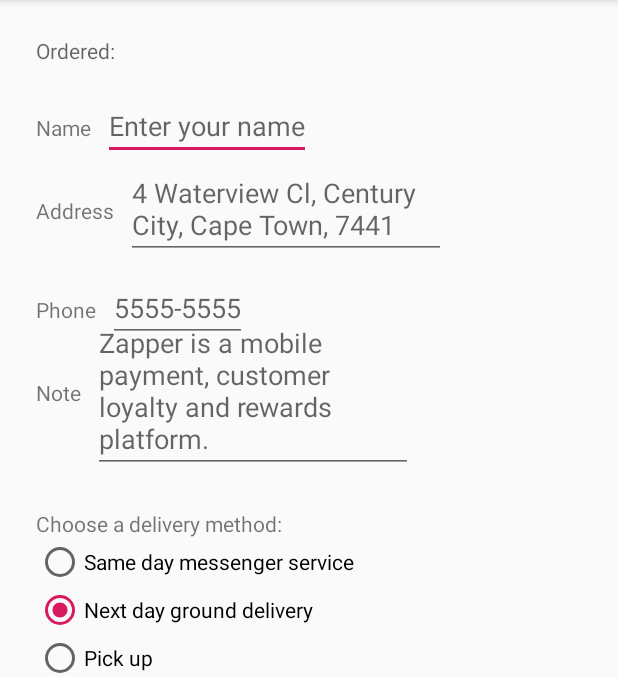
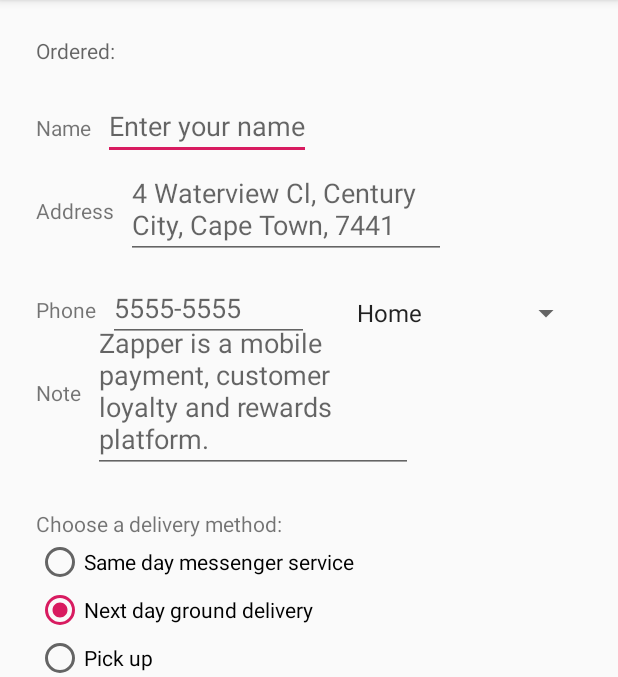
Before and after one commit to Bulana/Android-fundamentals-04.1-Clickable-images, an Android app: the OrderActivity screen opened directly, with no data from a screen before it, on a phone screen of 412 x 824 dp, the part 84-761 px from its top. Run offline under Robolectric (Android 15) with nearby library versions, the phone set to English and light mode, and no system bars.

Commit message:
minor changes

```diff
--- a/DroidDesserts/app/src/main/java/com/bulana/droiddesserts/OrderActivity.java
+++ b/DroidDesserts/app/src/main/java/com/bulana/droiddesserts/OrderActivity.java
@@ -4,11 +4,14 @@ import android.content.Intent;
 import android.os.Bundle;
 import android.support.v7.app.AppCompatActivity;
 import android.view.View;
+import android.widget.ArrayAdapter;
 import android.widget.RadioButton;
+import android.widget.Spinner;
 import android.widget.TextView;
 import android.widget.Toast;
+import android.widget.AdapterView;
 
-public class OrderActivity extends AppCompatActivity {
+public class OrderActivity extends AppCompatActivity implements AdapterView.OnItemSelectedListener{
 
     @Override
     protected void onCreate(Bundle savedInstanceState) {
@@ -19,6 +22,21 @@ public class OrderActivity extends AppCompatActivity {
         String message = intent.getStringExtra(MainActivity.EXTRA_MESSAGE);
         TextView textview = findViewById(R.id.order_textview);
         textview.setText(message);
+
+        Spinner spinner = findViewById(R.id.label_spinner);
+        if (spinner != null) {
+            spinner.setOnItemSelectedListener(this);
+        }
+
+        ArrayAdapter<CharSequence> adapter = ArrayAdapter.createFromResource(this,
+                R.array.labels_array, android.R.layout.simple_spinner_item);
+
+        adapter.setDropDownViewResource
+                (android.R.layout.simple_spinner_dropdown_item);
+
+        if (spinner != null) {
+            spinner.setAdapter(adapter);
+        }
     }
 
     public void onRadioButtonClicked(View view) {
--- a/DroidDesserts/app/src/main/res/layout/activity_order.xml
+++ b/DroidDesserts/app/src/main/res/layout/activity_order.xml
@@ -97,10 +97,23 @@
         app:layout_constraintBaseline_toBaselineOf="@+id/address_label"
         app:layout_constraintStart_toEndOf="@+id/address_label"
         app:layout_constraintTop_toBottomOf="@+id/name_text" />
+    <Spinner
+        android:id="@+id/label_spinner"
+        android:layout_width="0dp"
+        android:layout_height="wrap_content"
+        android:layout_marginStart="24dp"
+        android:layout_marginEnd="24dp"
+        android:layout_marginRight="24dp"
+        android:layout_marginLeft="24dp"
+        android:layout_marginTop="24dp"
+        app:layout_constraintEnd_toEndOf="parent"
+        app:layout_constraintTop_toBottomOf="@+id/address_text"
+        app:layout_constraintStart_toEndOf="@+id/phone_text"
+        ></Spinner>
 
     <EditText
         android:id="@+id/phone_text"
-        android:layout_width="wrap_content"
+        android:layout_width="134dp"
         android:layout_height="wrap_content"
         android:layout_marginStart="8dp"
         android:layout_marginLeft="8dp"
--- a/DroidDesserts/app/src/main/res/values/strings.xml
+++ b/DroidDesserts/app/src/main/res/values/strings.xml
@@ -18,4 +18,10 @@
     <string name="same_day_messenger_service">Same day messenger service</string>
     <string name="pick_up">Pick up</string>
     <string name="next_day_ground_delivery">Next day ground delivery</string>
+    <string-array name="labels_array">
+        <item>Home</item>
+        <item>Work</item>
+        <item>Mobile</item>
+        <item>Other</item>
+    </string-array>
 </resources>
```
